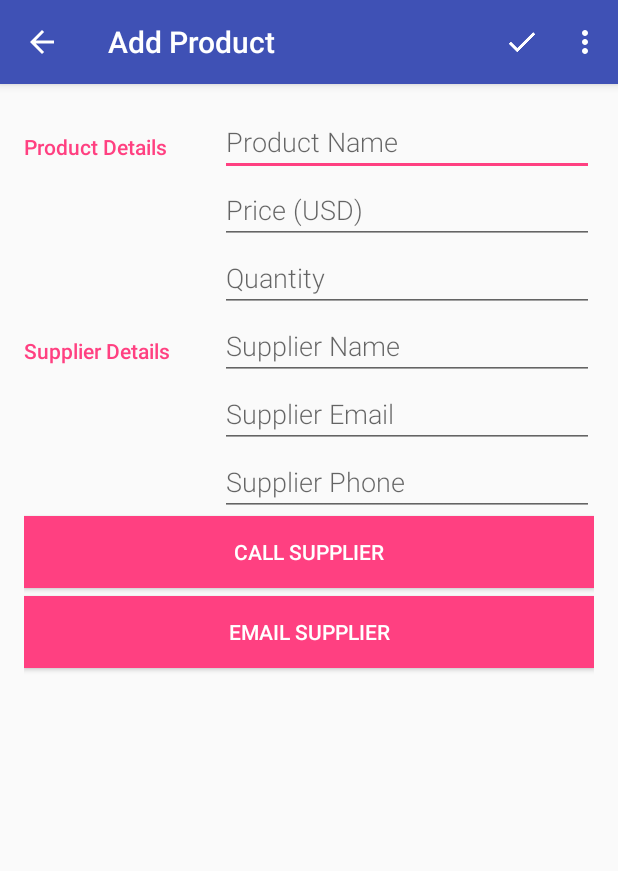
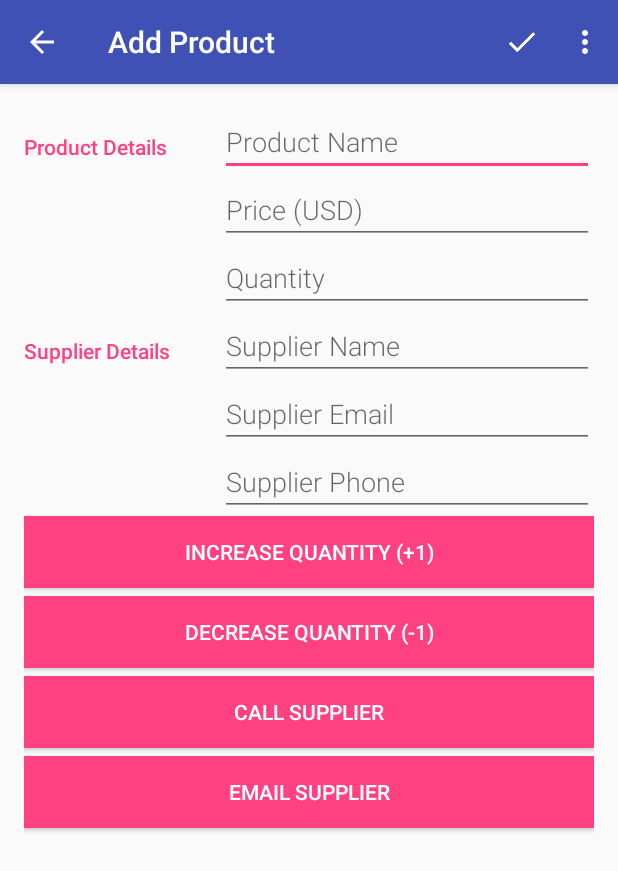
Before and after one commit to patrickjkennedy/SQLBooks, an Android app: the EditorActivity screen opened directly, with no data from a screen before it, on a phone screen of 412 x 824 dp. Shown: the top 871 px of the screen. Run offline under Robolectric (Android 15) with nearby library versions, the phone set to English and light mode, and no system bars.

Commit message:
fixed onLoaderReset errors

```diff
--- a/app/src/main/java/com/example/android/sqlbooks/EditorActivity.java
+++ b/app/src/main/java/com/example/android/sqlbooks/EditorActivity.java
@@ -228,8 +228,8 @@ public class EditorActivity extends AppCompatActivity implements LoaderManager.L
     @Override
     public void onLoaderReset(Loader<Cursor> loader) {
         mProductNameEditText.setText("");
-        mProductPriceEditText.setText(0);
-        mProductQuantityEditText.setText(0);
+        mProductPriceEditText.setText(String.valueOf(0.00));
+        mProductQuantityEditText.setText(String.valueOf(0));
         mSupplierNameEditText.setText("");
         mSupplierPhoneEditText.setText("");
         mSupplierEmailEditText.setText("");
--- a/app/src/main/res/layout/activity_editor.xml
+++ b/app/src/main/res/layout/activity_editor.xml
@@ -43,20 +43,23 @@
                 android:id="@+id/edit_product_name"
                 android:hint="@string/hint_product_name"
                 android:inputType="textCapWords"
-                style="@style/EditorFieldStyle" />
+                style="@style/EditorFieldStyle"
+                android:imeOptions="actionDone"/>
 
             <!-- Price field -->
             <EditText
                 android:id="@+id/edit_product_price"
                 android:hint="@string/hint_product_price"
                 android:inputType="numberDecimal"
-                style="@style/EditorFieldStyle" />
+                style="@style/EditorFieldStyle"
+                android:imeOptions="actionDone"/>
             <!-- Quantity field -->
             <EditText
                 android:id="@+id/edit_product_quantity"
                 android:hint="@string/hint_product_quantity"
                 android:inputType="numberDecimal"
-                style="@style/EditorFieldStyle" />
+                style="@style/EditorFieldStyle"
+                android:imeOptions="actionDone"/>
         </LinearLayout>
     </LinearLayout>
 
@@ -76,7 +79,8 @@
             android:layout_width="0dp"
             android:layout_weight="2"
             android:paddingLeft="4dp"
-            android:orientation="vertical">
+            android:orientation="vertical"
+            android:imeOptions="actionDone">
 
             <!-- Product Name field -->
             <EditText
@@ -89,16 +93,35 @@
             <EditText
                 android:id="@+id/edit_supplier_email"
                 android:hint="@string/hint_supplier_email"
-                android:inputType="numberDecimal"
-                style="@style/EditorFieldStyle" />
+                android:inputType="textCapWords"
+                style="@style/EditorFieldStyle"
+                android:imeOptions="actionDone"/>
             <!-- Quantity field -->
             <EditText
                 android:id="@+id/edit_supplier_phone"
                 android:hint="@string/hint_supplier_phone"
                 android:inputType="numberDecimal"
-                style="@style/EditorFieldStyle" />
+                style="@style/EditorFieldStyle"
+                android:imeOptions="actionDone"/>
         </LinearLayout>
     </LinearLayout>
+    <Button
+        android:id="@+id/increase_quantity_button"
+        android:layout_width="match_parent"
+        android:layout_height="wrap_content"
+        android:background="@color/colorAccent"
+        android:textColor="@android:color/white"
+        android:layout_marginBottom="5dp"
+        android:text="Increase Quantity (+1)" />
+
+    <Button
+        android:id="@+id/decrease_quantity_button"
+        android:layout_width="match_parent"
+        android:layout_height="wrap_content"
+        android:background="@color/colorAccent"
+        android:textColor="@android:color/white"
+        android:layout_marginBottom="5dp"
+        android:text="Decrease Quantity (-1)" />
     <Button
         android:layout_width="match_parent"
         android:layout_height="wrap_content"
@@ -114,4 +137,5 @@
         android:textColor="@android:color/white"
         android:layout_marginBottom="5dp"
         android:text="Email Supplier"/>
+
 </LinearLayout>
```
